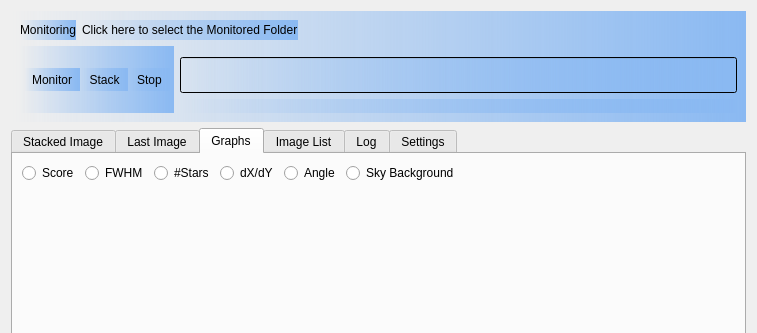
deepskystacker/DSS, file DeepSkyStackerLive/ui/DeepSkyStackerLive.ui: the form before one commit; both pictures show x 0 to 757 and y 0 to 333 of the 757 by 748 pixel window.
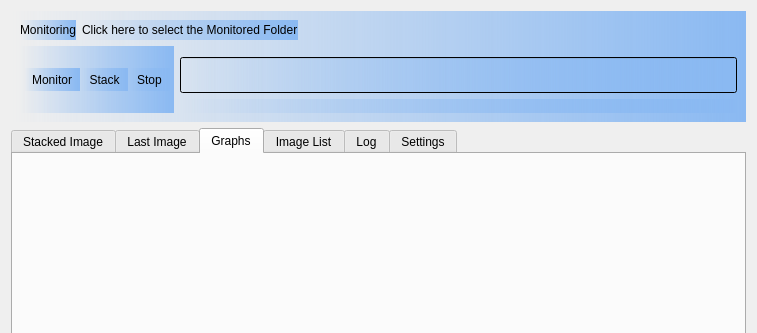
The form after the commit. The open tabs and pages were chosen to show the change. Icons and pictures are not drawn. Custom widgets are drawn as their Qt base class.

Commit message: Add RestartMonitoring dlg and break out the Graphs tab into its own class (ChartTab)

Diff of the .ui file:
```diff
--- a/DeepSkyStackerLive/ui/DeepSkyStackerLive.ui
+++ b/DeepSkyStackerLive/ui/DeepSkyStackerLive.ui
@@ -226,101 +226,7 @@
       <attribute name="title">
        <string comment="IDC_GRAPHS">Graphs</string>
       </attribute>
-      <layout class="QVBoxLayout" name="verticalLayout4">
-       <item>
-        <layout class="QHBoxLayout" name="horizontalLayout5">
-         <item>
-          <widget class="QRadioButton" name="radioScore">
-           <property name="text">
-            <string comment="IDC_SCORE">Score</string>
-           </property>
-           <attribute name="buttonGroup">
-            <string notr="true">graphButtonGroup</string>
-           </attribute>
-          </widget>
-         </item>
-         <item>
-          <widget class="QRadioButton" name="radioFWHM">
-           <property name="text">
-            <string comment="IDC_FWHM">FWHM</string>
-           </property>
-           <attribute name="buttonGroup">
-            <string notr="true">graphButtonGroup</string>
-           </attribute>
-          </widget>
-         </item>
-         <item>
-          <widget class="QRadioButton" name="radioStars">
-           <property name="text">
-            <string comment="IDC_STARS">#Stars</string>
-           </property>
-           <attribute name="buttonGroup">
-            <string notr="true">graphButtonGroup</string>
-           </attribute>
-          </widget>
-         </item>
-         <item>
-          <widget class="QRadioButton" name="radioOffset">
-           <property name="text">
-            <string comment="IDC_OFFSET">dX/dY</string>
-           </property>
-           <attribute name="buttonGroup">
-            <string notr="true">graphButtonGroup</string>
-           </attribute>
-          </widget>
-         </item>
-         <item>
-          <widget class="QRadioButton" name="radioAngle">
-           <property name="text">
-            <string comment="IDC_ANGLE">Angle</string>
-           </property>
-           <attribute name="buttonGroup">
-            <string notr="true">graphButtonGroup</string>
-           </attribute>
-          </widget>
-         </item>
-         <item>
-          <widget class="QRadioButton" name="radioBackground">
-           <property name="text">
-            <string comment="IDC_SKYBACKGROUND">Sky Background</string>
-           </property>
-           <attribute name="buttonGroup">
-            <string notr="true">graphButtonGroup</string>
-           </attribute>
-          </widget>
-         </item>
-         <item>
-          <spacer name="horizontalSpacer">
-           <property name="orientation">
-            <enum>Qt::Horizontal</enum>
-           </property>
-           <property name="sizeHint" stdset="0">
-            <size>
-             <width>40</width>
-             <height>20</height>
-            </size>
-           </property>
-          </spacer>
-         </item>
-        </layout>
-       </item>
-       <item>
-        <widget class="QWidget" name="widget" native="true">
-         <property name="sizePolicy">
-          <sizepolicy hsizetype="Expanding" vsizetype="Expanding">
-           <horstretch>0</horstretch>
-           <verstretch>0</verstretch>
-          </sizepolicy>
-         </property>
-         <property name="minimumSize">
-          <size>
-           <width>550</width>
-           <height>300</height>
-          </size>
-         </property>
-        </widget>
-       </item>
-      </layout>
+      <layout class="QVBoxLayout" name="verticalLayout4"/>
      </widget>
      <widget class="QTableWidget" name="imageList">
       <property name="sizePolicy">
@@ -426,6 +332,12 @@
    <header>settingstab.h</header>
    <container>1</container>
   </customwidget>
+  <customwidget>
+   <class>DSS::ChartTab</class>
+   <extends>QWidget</extends>
+   <header location="global">ChartTab.h</header>
+   <container>1</container>
+  </customwidget>
  </customwidgets>
  <resources>
   <include location="../resources.qrc"/>
```
Left out of the diff: 5 changed lines with no effect on the pictures. The commit also changes 15 other files.
